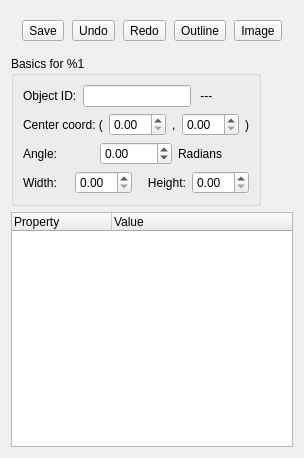
Qt form src/view/EditObjectDialog.ui (the-butterfly-effect/tbe) before a commit.
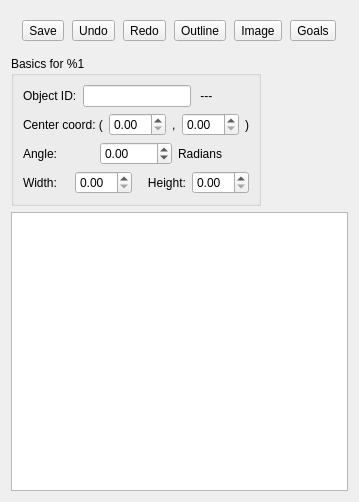
The same form after that commit.

The edit to the form file:
```diff
--- a/src/view/EditObjectDialog.ui
+++ b/src/view/EditObjectDialog.ui
@@ -6,8 +6,8 @@
    <rect>
     <x>0</x>
     <y>0</y>
-    <width>304</width>
-    <height>458</height>
+    <width>359</width>
+    <height>502</height>
    </rect>
   </property>
   <property name="windowTitle">
@@ -64,6 +64,13 @@
         </property>
        </widget>
       </item>
+      <item>
+       <widget class="QToolButton" name="toolButtonGoals">
+        <property name="text">
+         <string>Goals</string>
+        </property>
+       </widget>
+      </item>
      </layout>
     </widget>
    </item>
@@ -231,18 +238,7 @@
     </widget>
    </item>
    <item>
-    <widget class="QTreeWidget" name="treeWidget">
-     <column>
-      <property name="text">
-       <string>Property</string>
-      </property>
-     </column>
-     <column>
-      <property name="text">
-       <string>Value</string>
-      </property>
-     </column>
-    </widget>
+	<widget class="QTableWidget" name="tableWidget"/>
    </item>
   </layout>
  </widget>
```
